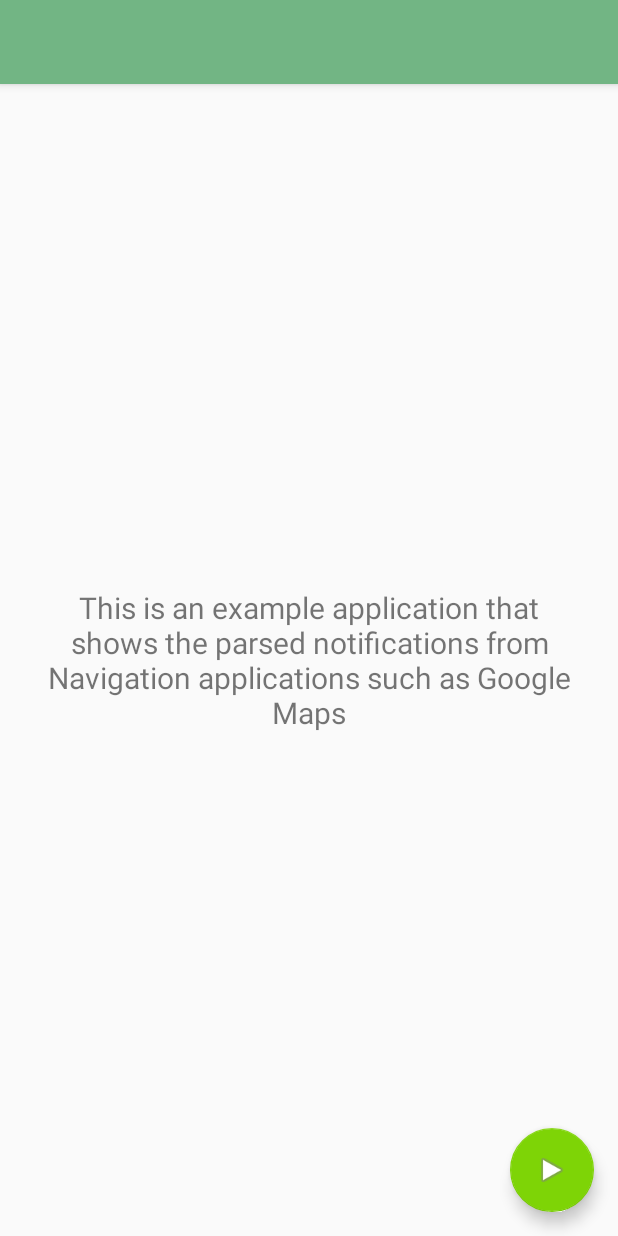
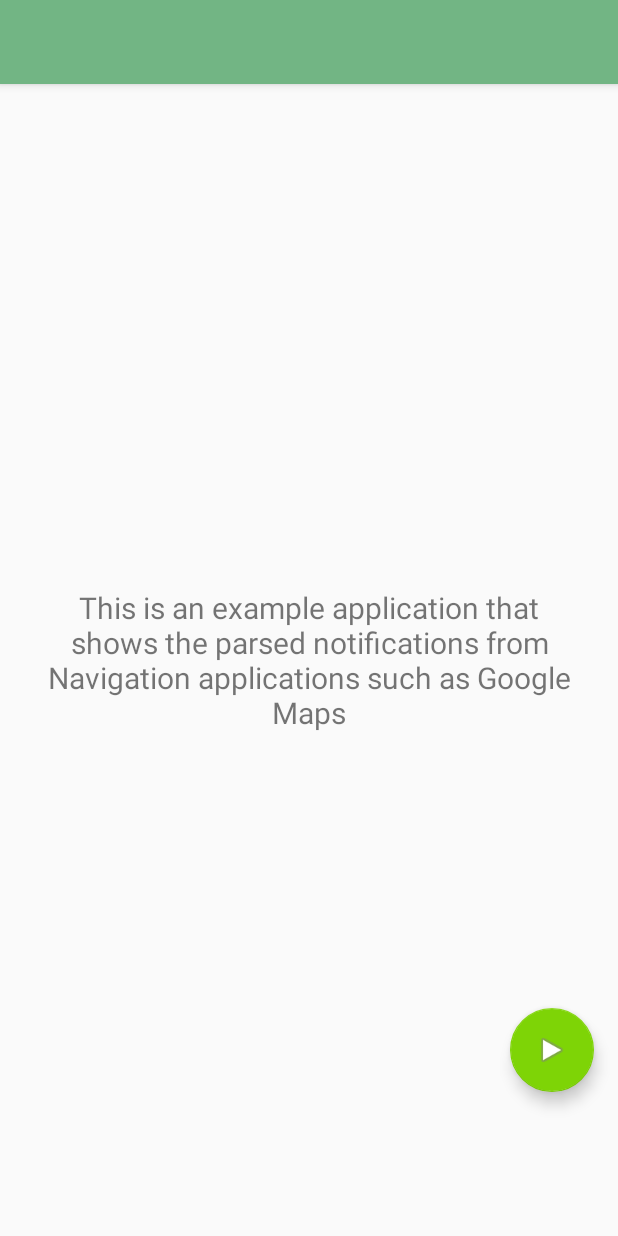
Before and after one commit to 3v1n0/GMapsParser, an Android app: the layout activity_main.xml on its own in the app's theme, with its tools: preview values and no code run, on a phone screen of 412 x 824 dp. Run offline under Robolectric (Android 15) with nearby library versions, the phone set to English and light mode, and no system bars.

Commit message:
app: Move FAB button a bit upper (not to be covered by banner)

```diff
--- a/app/src/main/res/layout/activity_main.xml
+++ b/app/src/main/res/layout/activity_main.xml
@@ -29,6 +29,7 @@
         android:layout_height="wrap_content"
         android:layout_gravity="bottom|end"
         android:layout_margin="@dimen/fab_margin"
+        android:translationY="-80dp"
         app:srcCompat="@android:drawable/ic_media_play" />
 
 </androidx.coordinatorlayout.widget.CoordinatorLayout>
```
